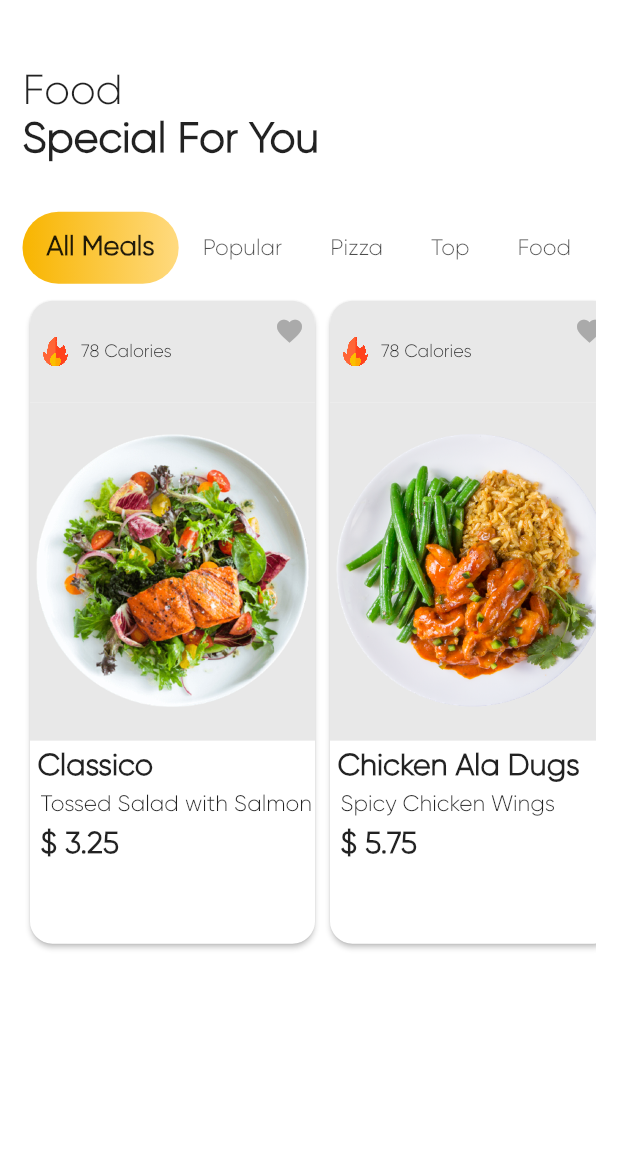
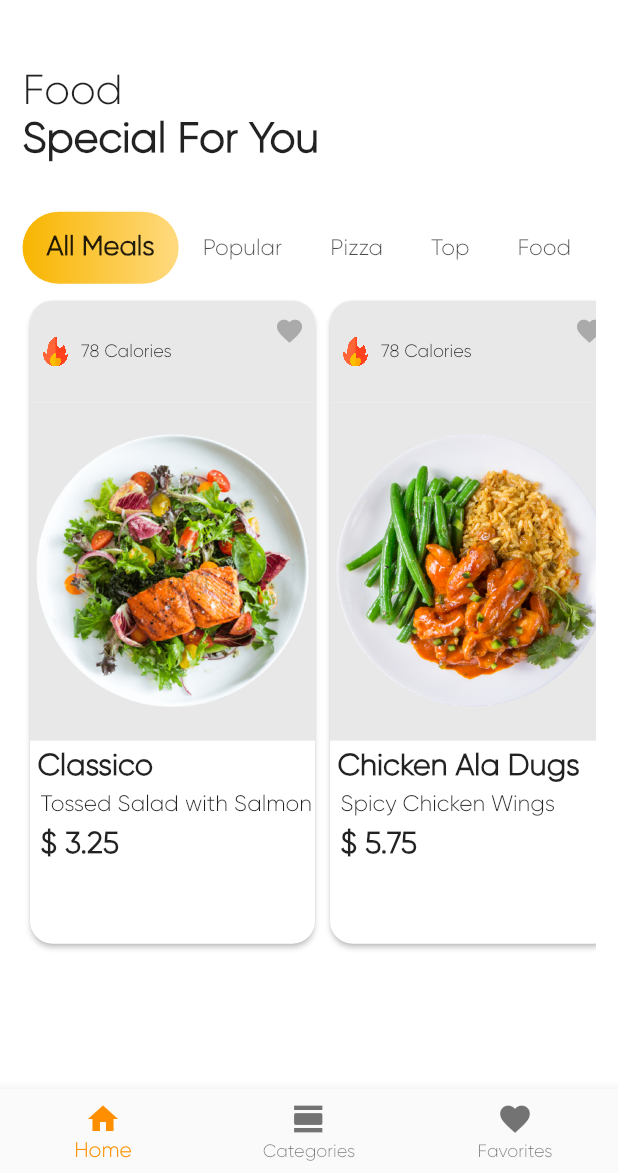
Before and after one commit to kingcong11/FlutterApp3, a Flutter app: the MyHomePage screen opened directly, on a phone screen of 412 x 824 dp, the part 63-1236 px from its top. Run offline on Flutter 3.47's test engine with Material 2 defaults, Android fonts, the phone set to English and light mode, and no system bars.

Commit message:
Navigation & Routes
*Named routes
*Navigations

```diff
--- a/lib/main.dart
+++ b/lib/main.dart
@@ -2,12 +2,10 @@ import 'dart:ui';
 import 'package:flutter/material.dart';
 
 /* Screens */
+import 'screens/homepage_screen.dart';
 import './screens/categories_screen.dart';
+import './screens/category_meals_screen.dart';
 
-
-/* Widgets */
-import './widgets/homepage_heading.dart';
-import './widgets/meal_card.dart';
 
 void main() {
   runApp(MyApp());
@@ -36,138 +34,11 @@ class MyApp extends StatelessWidget {
         fontFamily: 'Gilroy',
       ),
       debugShowCheckedModeBanner: false,
-      // home: MyHomePage(),
-      home: CategoriesScreen(),
+      routes: {
+        '/': (ctx) => MyHomePage(),
+        CategoriesScreen.routeName: (ctx) => CategoriesScreen(),
+        CategoryMealsScreen.routeName: (ctx) => CategoryMealsScreen(),
+      },
     );
   }
 }
-
-class MyHomePage extends StatefulWidget {
-  @override
-  _MyHomePageState createState() => _MyHomePageState();
-}
-
-class _MyHomePageState extends State<MyHomePage> {
-  Widget _appbarBuilder() {
-    return AppBar(
-      leading: Icon(
-        Icons.menu,
-        size: 30,
-      ),
-      title: Text('HappyTummy!'),
-      actions: [
-        IconButton(
-          icon: Icon(
-            Icons.search,
-            size: 26,
-          ),
-          onPressed: () {},
-        )
-      ],
-      elevation: 0,
-      centerTitle: true,
-    );
-  }
-
-  /* Getters */
-
-  double _getRemainingContent(MediaQueryData _mediaQuery, AppBar appbar) {
-    return (_mediaQuery.size.height -
-        (appbar.preferredSize.height + _mediaQuery.padding.top));
-  }
-
-  @override
-  Widget build(BuildContext context) {
-    final _mediaQuery = MediaQuery.of(context);
-    final appbar = _appbarBuilder();
-    final _availableContentSize = _getRemainingContent(_mediaQuery, appbar);
-
-    return Scaffold(
-      appBar: appbar,
-      body: SafeArea(
-        child: SingleChildScrollView(
-          child: Column(
-            children: [
-              Container(
-                height: _availableContentSize * .15,
-                margin: EdgeInsets.symmetric(horizontal: 15, vertical: 4),
-                child: HomepageHeading(),
-                // color: Colors.blue[300],
-              ),
-              Container(
-                height: _availableContentSize * .65,
-                margin: EdgeInsets.symmetric(horizontal: 15, vertical: 4),
-                child: DefaultTabController(
-                  length: 5,
-                  child: Column(
-                    crossAxisAlignment: CrossAxisAlignment.stretch,
-                    children: [
-                      Container(
-                        child: TabBar(
-                          isScrollable: true,
-                          indicator: BoxDecoration(
-                            gradient: LinearGradient(
-                                colors: [Color(0xFFf8b500), Color(0xFFffda7f)]),
-                            borderRadius: BorderRadius.circular(50),
-                          ),
-                          labelStyle: TextStyle(
-                            fontSize: 18,
-                            fontWeight: FontWeight.w600,
-                          ),
-                          unselectedLabelStyle: TextStyle(fontSize: 15),
-                          tabs: [
-                            Tab(
-                              child: Container(
-                                decoration: BoxDecoration(
-                                  borderRadius: BorderRadius.circular(50),
-                                ),
-                                child: Align(
-                                  alignment: Alignment.center,
-                                  child: Text('All Meals'),
-                                ),
-                              ),
-                            ),
-                            Tab(text: 'Popular'),
-                            Tab(text: 'Pizza'),
-                            Tab(text: 'Top'),
-                            Tab(text: 'Food'),
-                          ],
-                        ),
-                      ),
-                      Expanded(
-                        child: TabBarView(
-                          children: [
-                            Container(
-                              // color: Colors.orange,
-                              child: ListView(
-                                scrollDirection: Axis.horizontal,
-                                children: List.generate(3, (index) {
-                                  return MealCard(index: index,);
-                                }),
-                              ),
-                            ),
-                            Container(child: Icon(Icons.star)),
-                            Container(child: Icon(Icons.local_pizza)),
-                            Container(child: Icon(Icons.food_bank)),
-                            Container(child: Icon(Icons.restaurant)),
-                          ],
-                        ),
-                      )
-                    ],
-                  ),
-                ),
-                // color: Colors.green[200],
-              )
-            ],
-          ),
-        ),
-      ),
-      // floatingActionButton: FloatingActionButton(
-      //   onPressed: () {},
-      //   tooltip: 'Increment',
-      //   child: Icon(Icons.add),
-      // ),
-      backgroundColor: Colors.white,
-    );
-  }
-}
--- /dev/null
+++ b/lib/screens/homepage_screen.dart
@@ -0,0 +1,169 @@
+import 'package:flutter/material.dart';
+
+/* Widgets */
+import '../widgets/homepage_heading.dart';
+import '../widgets/meal_card.dart';
+
+class MyHomePage extends StatefulWidget {
+  @override
+  _MyHomePageState createState() => _MyHomePageState();
+}
+
+class _MyHomePageState extends State<MyHomePage> {
+  int _selectedIndex = 0;
+
+  void _onItemTapped(int index) {
+    setState(() {
+      _selectedIndex = index;
+    });
+    Navigator.of(context).pushNamed('/category');
+  }
+
+  /* Builder */
+  Widget _appbarBuilder() {
+    return AppBar(
+      leading: Icon(
+        Icons.menu,
+        size: 30,
+      ),
+      title: Text('HappyTummy!'),
+      actions: [
+        IconButton(
+          icon: Icon(
+            Icons.search,
+            size: 26,
+          ),
+          onPressed: () {},
+        )
+      ],
+      elevation: 0,
+      centerTitle: true,
+    );
+  }
+
+  /* Getters */
+  double _getRemainingContent(MediaQueryData _mediaQuery, AppBar appbar) {
+    return (_mediaQuery.size.height -
+        (appbar.preferredSize.height + _mediaQuery.padding.top));
+  }
+
+  @override
+  Widget build(BuildContext context) {
+    final _mediaQuery = MediaQuery.of(context);
+    final appbar = _appbarBuilder();
+    final _availableContentSize = _getRemainingContent(_mediaQuery, appbar);
+
+    return Scaffold(
+      appBar: appbar,
+      body: SafeArea(
+        child: SingleChildScrollView(
+          child: Column(
+            children: [
+              Container(
+                height: _availableContentSize * .15,
+                margin: EdgeInsets.symmetric(horizontal: 15, vertical: 4),
+                child: HomepageHeading(),
+                // color: Colors.blue[300],
+              ),
+              Container(
+                height: _availableContentSize * .65,
+                margin: EdgeInsets.symmetric(horizontal: 15, vertical: 4),
+                child: DefaultTabController(
+                  length: 5,
+                  child: Column(
+                    crossAxisAlignment: CrossAxisAlignment.stretch,
+                    children: [
+                      Container(
+                        child: TabBar(
+                          isScrollable: true,
+                          indicator: BoxDecoration(
+                            gradient: LinearGradient(
+                                colors: [Color(0xFFf8b500), Color(0xFFffda7f)]),
+                            borderRadius: BorderRadius.circular(50),
+                          ),
+                          labelStyle: TextStyle(
+                            fontSize: 18,
+                            fontWeight: FontWeight.w600,
+                          ),
+                          unselectedLabelStyle: TextStyle(fontSize: 15),
+                          tabs: [
+                            Tab(
+                              child: Container(
+                                decoration: BoxDecoration(
+                                  borderRadius: BorderRadius.circular(50),
+                                ),
+                                child: Align(
+                                  alignment: Alignment.center,
+                                  child: Text('All Meals'),
+                                ),
+                              ),
+                            ),
+                            Tab(text: 'Popular'),
+                            Tab(text: 'Pizza'),
+                            Tab(text: 'Top'),
+                            Tab(text: 'Food'),
+                          ],
+                        ),
+                      ),
+                      Expanded(
+                        child: TabBarView(
+                          children: [
+                            Container(
+                              // color: Colors.orange,
+                              child: ListView(
+                                scrollDirection: Axis.horizontal,
+                                children: List.generate(3, (index) {
+                                  return MealCard(
+                                    index: index,
+                                  );
+                                }),
+                              ),
+                            ),
+                            Container(child: Icon(Icons.star)),
+                            Container(child: Icon(Icons.local_pizza)),
+                            Container(child: Icon(Icons.food_bank)),
+                            Container(child: Icon(Icons.restaurant)),
+                          ],
+                        ),
+                      )
+                    ],
+                  ),
+                ),
+                // color: Colors.green[200],
+              )
+            ],
+          ),
+        ),
+      ),
+      // floatingActionButton: FloatingActionButton(
+      //   onPressed: () {},
+      //   tooltip: 'Increment',
+      //   child: Icon(Icons.add),
+      // ),
+      bottomNavigationBar: Stack(
+        children: [
+          BottomNavigationBar(
+            items: const <BottomNavigationBarItem>[
+              BottomNavigationBarItem(
+                icon: Icon(Icons.home),
+                label: 'Home',
+              ),
+              BottomNavigationBarItem(
+                icon: Icon(Icons.view_day),
+                label: 'Categories',
+              ),
+              BottomNavigationBarItem(
+                icon: Icon(Icons.favorite),
+                label: 'Favorites',
+              ),
+            ],
+            currentIndex: _selectedIndex,
+            selectedItemColor: Colors.amber[800],
+            onTap: _onItemTapped,
+          )
+        ],
+      ),
+      backgroundColor: Colors.white,
+    );
+  }
+}
```
Also changed, not shown: lib/screens/categories_screen.dart (+7 -5 lines), lib/screens/category_meals_screen.dart (+7 -5 lines), lib/widgets/category_item.dart (+8 -8 lines).
